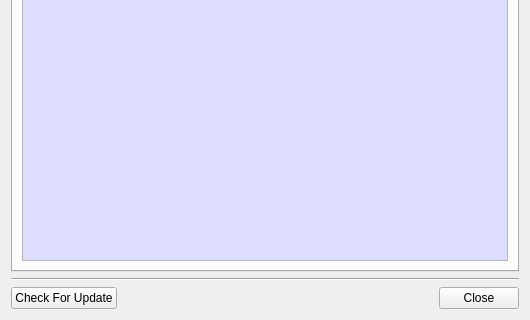
jykim74/CryptokiMan, file CryptokiMan/about_dlg.ui: the form before one commit; both pictures show x 0 to 530 and y 201 to 521 of the 530 by 521 pixel window.
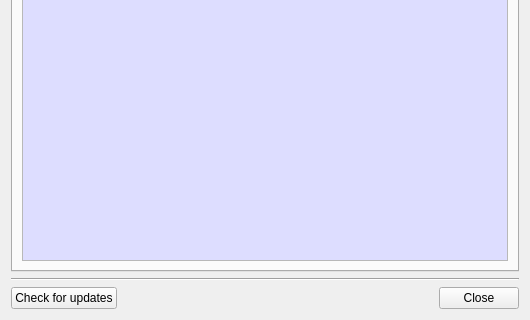
The form after the commit. Icons and pictures are not drawn.

Diff of the .ui file:
```diff
--- a/CryptokiMan/about_dlg.ui
+++ b/CryptokiMan/about_dlg.ui
@@ -191,7 +191,7 @@
      <item row="0" column="0">
       <widget class="QPushButton" name="mCheckUpdateBtn">
        <property name="text">
-        <string>Check For Update</string>
+        <string>Check for updates</string>
        </property>
       </widget>
      </item>
```
Left out of the diff: 6 changed lines with no effect on the pictures.
